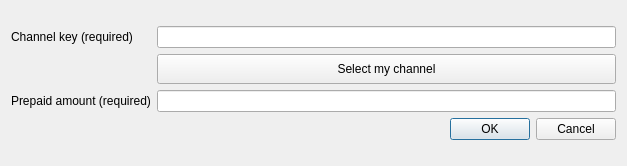
Qt form UserApp/DownloadPaymentDialog.ui (proximax-storage/cpp-xpx-storage-user-app) before a commit.
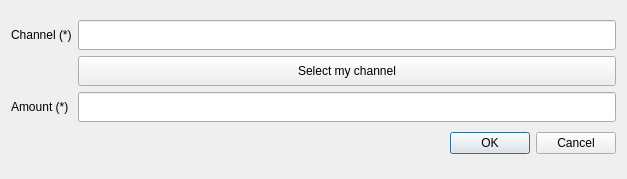
The same form after that commit.

Diff of the .ui file:
```diff
--- a/UserApp/DownloadPaymentDialog.ui
+++ b/UserApp/DownloadPaymentDialog.ui
@@ -7,7 +7,7 @@
     <x>0</x>
     <y>0</y>
     <width>627</width>
-    <height>166</height>
+    <height>179</height>
    </rect>
   </property>
   <property name="windowTitle">
@@ -19,7 +19,7 @@
      <item row="0" column="0">
       <widget class="QLabel" name="label_2">
        <property name="text">
-        <string>Channel key (required)</string>
+        <string>Channel (*)</string>
        </property>
       </widget>
      </item>
@@ -31,6 +31,12 @@
          <height>30</height>
         </size>
        </property>
+       <property name="maximumSize">
+        <size>
+         <width>16777215</width>
+         <height>30</height>
+        </size>
+       </property>
        <property name="text">
         <string>Select my channel</string>
        </property>
@@ -39,18 +45,56 @@
      <item row="2" column="0">
       <widget class="QLabel" name="label_3">
        <property name="text">
-        <string>Prepaid amount (required)</string>
+        <string>Amount (*)</string>
        </property>
       </widget>
      </item>
      <item row="2" column="1">
-      <widget class="QLineEdit" name="m_prepaid"/>
+      <widget class="QLineEdit" name="m_prepaid">
+       <property name="minimumSize">
+        <size>
+         <width>0</width>
+         <height>30</height>
+        </size>
+       </property>
+       <property name="maximumSize">
+        <size>
+         <width>16777215</width>
+         <height>30</height>
+        </size>
+       </property>
+      </widget>
      </item>
      <item row="0" column="1">
-      <widget class="QLineEdit" name="m_channelKey"/>
+      <widget class="QLineEdit" name="m_channelKey">
+       <property name="minimumSize">
+        <size>
+         <width>0</width>
+         <height>30</height>
+        </size>
+       </property>
+       <property name="maximumSize">
+        <size>
+         <width>16777215</width>
+         <height>30</height>
+        </size>
+       </property>
+      </widget>
      </item>
      <item row="3" column="1">
       <widget class="QDialogButtonBox" name="buttonBox">
+       <property name="minimumSize">
+        <size>
+         <width>0</width>
+         <height>30</height>
+        </size>
+       </property>
+       <property name="maximumSize">
+        <size>
+         <width>16777215</width>
+         <height>30</height>
+        </size>
+       </property>
        <property name="orientation">
         <enum>Qt::Horizontal</enum>
        </property>
```
